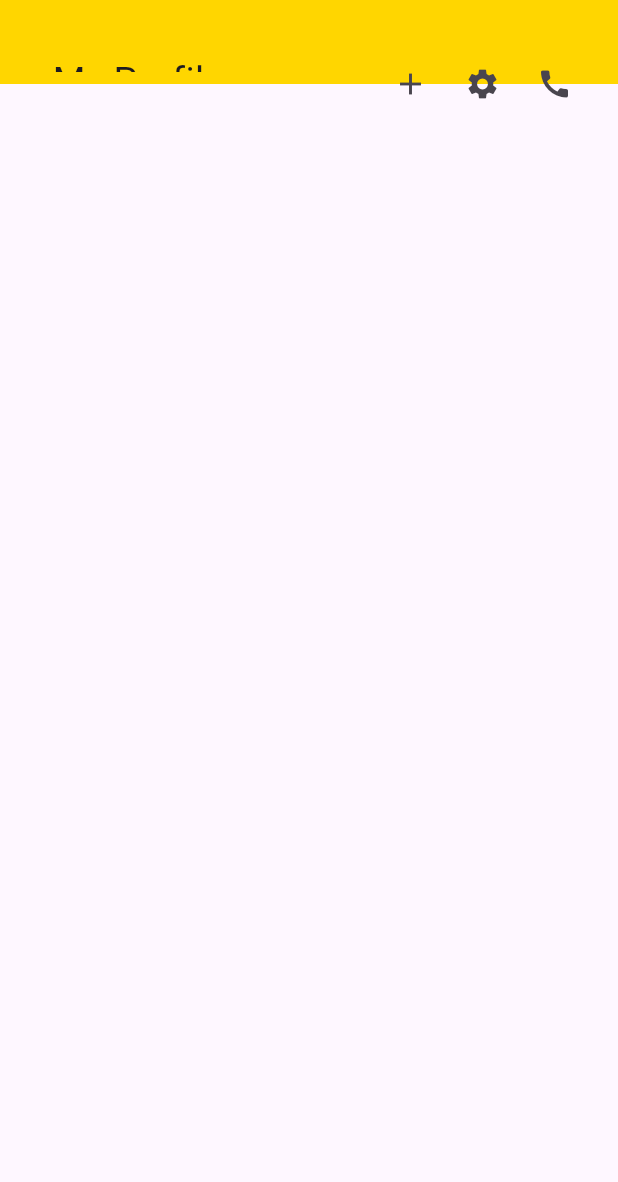
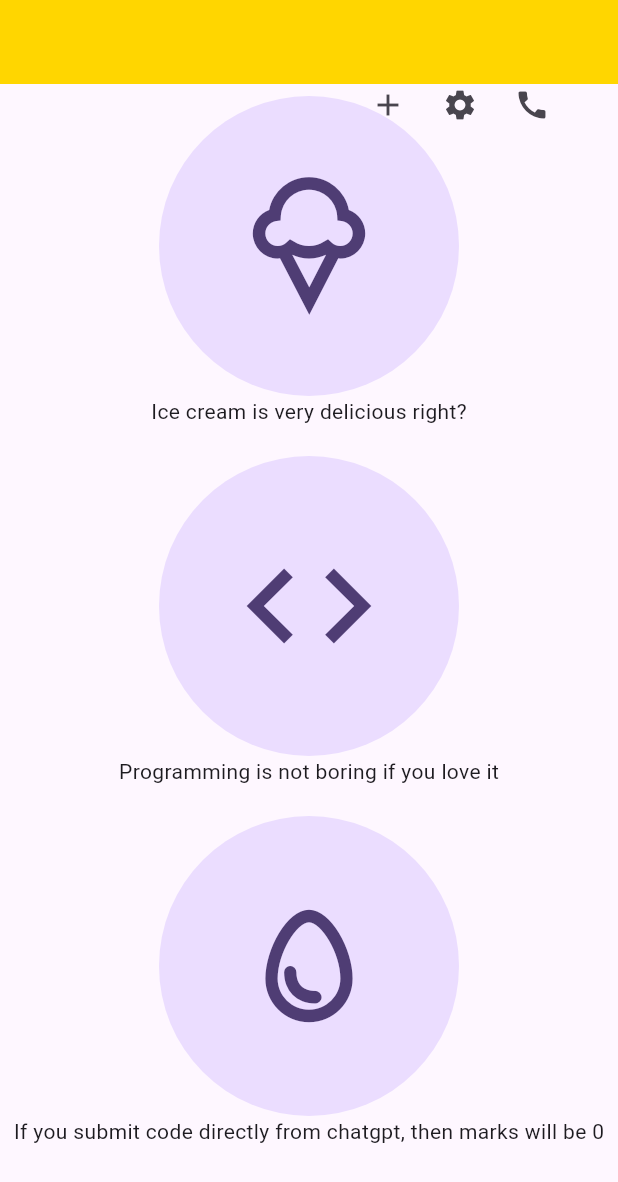
Before and after one commit to Siam-Sazid/Ostad-batch8-Exam-Week-2-Assignment, a Flutter app: the screen it shows after launch, on a phone screen of 412 x 824 dp. Shown: the top 1182 px of the screen. Run offline on Flutter 3.47's test engine with Material 3 defaults, Android fonts, the phone set to English and light mode, and no system bars.

Commit message:
exam week 2

```diff
--- a/lib/simple_ui_screen.dart
+++ b/lib/simple_ui_screen.dart
@@ -16,13 +16,32 @@ class _SimpleUiScreenState extends State<SimpleUiScreen> {
       appBar: AppBar(
          backgroundColor: Colors.yellowAccent.shade700,
         automaticallyImplyLeading: false,
-        flexibleSpace: Padding(
-          padding: const EdgeInsets.fromLTRB(35.0,20,8,8),
-          child: CustomAppBar('My Profile'),
-        ),
+        flexibleSpace: CustomAppBar('My Profile'),
 
       ),
+body: SingleChildScrollView(
+  child: Center(
+    child: Padding(
+      padding: const EdgeInsets.all(8.0),
+      child: Column(
 
+         children: [
+
+           CustomCircleAvatarWithIcon(Icons.icecream_outlined),
+           const Text('Ice cream is very delicious right?'),
+           const SizedBox(height: 20,),
+           CustomCircleAvatarWithIcon(Icons.code),
+           const Text('Programming is not boring if you love it'),
+           const SizedBox(height: 20,),
+           CustomCircleAvatarWithIcon(Icons.egg_outlined),
+           const Text('If you submit code directly from chatgpt, then marks will be 0'),
+         ],
+
+
+      ),
+    ),
+  ),
+)
     );
   }
 }
--- a/lib/widgets.dart
+++ b/lib/widgets.dart
@@ -3,11 +3,10 @@ import 'package:flutter/material.dart';
 
 Widget CustomAppBar(String text){
   return  Padding(
-    padding: const EdgeInsets.only(top: 16),
+    padding: const EdgeInsets.fromLTRB(20, 50, 0, 0),
     child: Row(
-
       children: [
-        SizedBox(height: 20,),
+      //  SizedBox(height: 50,),
         Text(text,
             style: const TextStyle(
 
@@ -26,20 +25,17 @@ Widget CustomAppBar(String text){
           IconButton(
             onPressed: (){},
             icon: Icon(Icons.call), )
+        ],
+      ),
+      ],
+    ),
+  );
+}
 
-        ],
-
-
-
-      ),
-
-
-
-      ],
-
-
-
-    ),
+Widget CustomCircleAvatarWithIcon(IconData icon){
+  return CircleAvatar(
+    radius: 100,
+    child:  IconButton(onPressed: (){}, icon: Icon(icon,size: 100,)),
   );
 
 }
```
Also changed, not shown: pubspec.lock.
